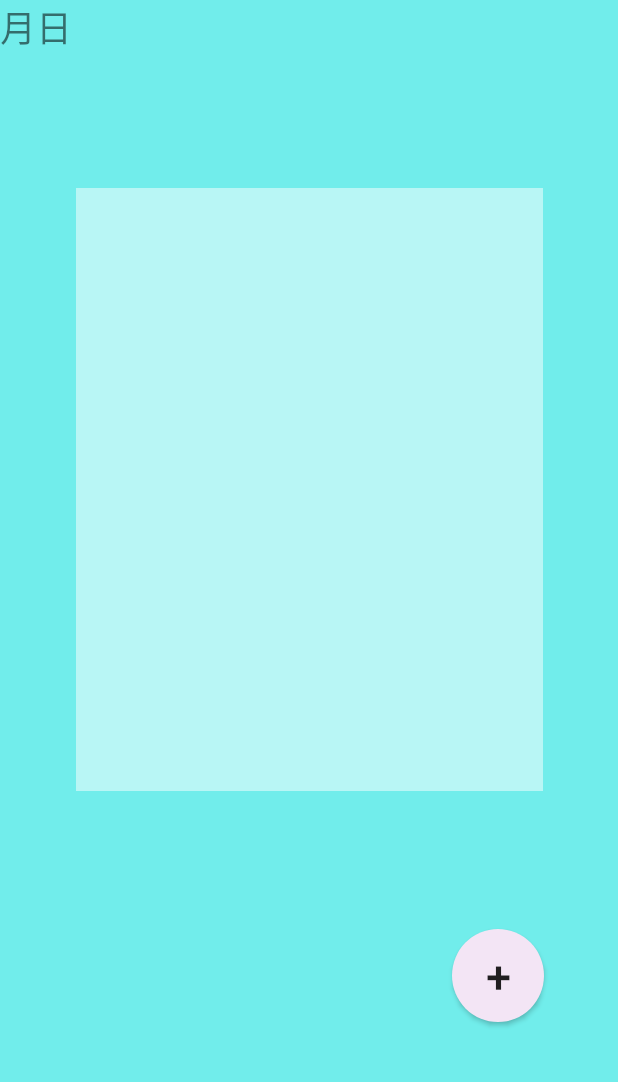
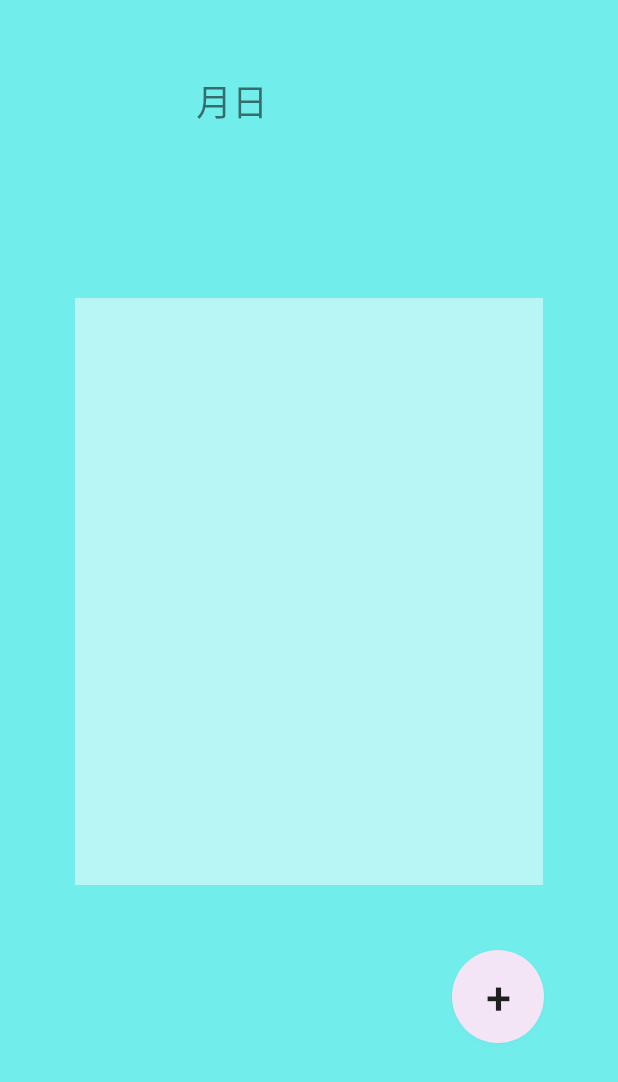
Before and after one commit to asa-ko/HomeRecycler617___, an Android app: the layout activity_register.xml on its own in the app's theme, with its tools: preview values and no code run, on a phone screen of 412 x 824 dp. Shown: the top 1082 px of the screen. Run offline under Robolectric (Android 15) with nearby library versions, the phone set to English and light mode, and no system bars.

```diff
--- a/app/src/main/java/app/shigenawa/ass/homerecycler/Time.kt
+++ b/app/src/main/java/app/shigenawa/ass/homerecycler/Time.kt
@@ -9,5 +9,6 @@ public open class Time(
    //open var imageId: Int=0,
    // open var dataId: String ="",
     public open var uri:String?=null,
-    public open var timeData: Date=Date(System.currentTimeMillis())
+   // public open var timeData: Date=Date(System.currentTimeMillis())
+    public open var timeData:String?=null
 ) :RealmObject(){}
--- a/app/src/main/res/layout/activity_register.xml
+++ b/app/src/main/res/layout/activity_register.xml
@@ -9,18 +9,18 @@
 
     <ImageView
         android:id="@+id/imageView"
-        android:layout_width="311dp"
-        android:layout_height="402dp"
+        android:layout_width="312dp"
+        android:layout_height="391dp"
         android:layout_marginStart="55dp"
         android:layout_marginTop="68dp"
         android:layout_marginEnd="55dp"
-        android:layout_marginBottom="35dp"
+        android:layout_marginBottom="235dp"
         android:background="#80FFFFFF"
         android:scaleType="centerCrop"
-        app:layout_constraintBottom_toTopOf="@+id/button"
+        app:layout_constraintBottom_toBottomOf="parent"
         app:layout_constraintEnd_toEndOf="parent"
         app:layout_constraintStart_toStartOf="parent"
-        app:layout_constraintTop_toTopOf="parent" />
+        app:layout_constraintTop_toBottomOf="@+id/dateShowText" />
 
     <Button
         android:id="@+id/button"
@@ -36,12 +36,17 @@
         app:layout_constraintTop_toBottomOf="@+id/imageView" />
 
     <TextView
-        android:id="@+id/dataShowText"
-        android:layout_width="161dp"
-        android:layout_height="37dp"
+        android:id="@+id/dateShowText"
+        android:layout_width="150dp"
+        android:layout_height="40dp"
+        android:layout_marginTop="50dp"
+        android:layout_marginBottom="41dp"
         android:text="月日"
         android:textSize="24sp"
-        tools:layout_editor_absoluteX="117dp"
-        tools:layout_editor_absoluteY="16dp" />
+        app:layout_constraintBottom_toTopOf="@+id/imageView"
+        app:layout_constraintEnd_toEndOf="parent"
+        app:layout_constraintHorizontal_bias="0.498"
+        app:layout_constraintStart_toStartOf="parent"
+        app:layout_constraintTop_toTopOf="parent" />
 
 </androidx.constraintlayout.widget.ConstraintLayout>
```
Also changed, not shown: app/src/main/java/app/shigenawa/ass/homerecycler/RegisterActivity.kt (+28 -5 lines).
